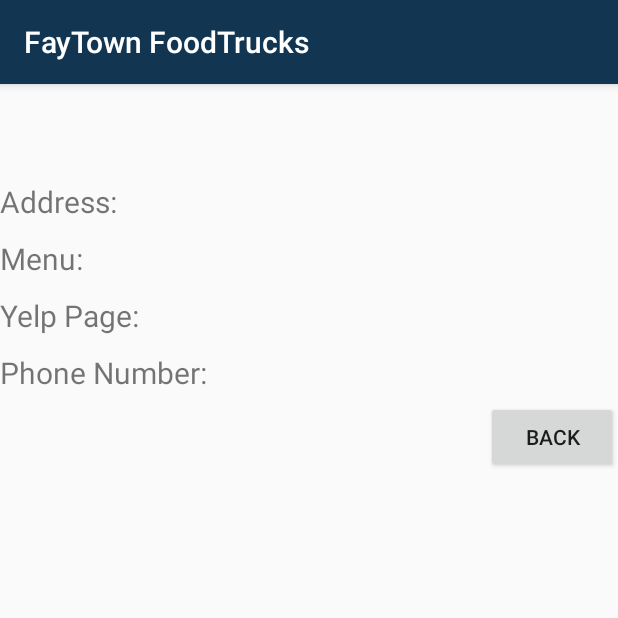
After one commit to dmherrin/FoodTruck, an Android app: the DisplayFoodTruckInfoActivity screen opened directly, with no data from a screen before it, on a phone screen of 412 x 824 dp, the top half of it. The commit adds this screen. Run offline under Robolectric (Android 15) with nearby library versions, the phone set to English and light mode, and no system bars.

Commit message:
added DisplayFoodTruckInfoActivity and added onto FoodTruck and MapsActivity

```diff
--- a/app/src/main/AndroidManifest.xml
+++ b/app/src/main/AndroidManifest.xml
@@ -37,6 +37,7 @@
                 <category android:name="android.intent.category.LAUNCHER" />
             </intent-filter>
         </activity>
+        <activity android:name=".DisplayFoodTruckInfoActivity"></activity>
     </application>
 
 </manifest>
--- /dev/null
+++ b/app/src/main/java/com/example/dmherrin/maptrial/DisplayFoodTruckInfoActivity.java
@@ -0,0 +1,27 @@
+package com.example.dmherrin.maptrial;
+
+import android.content.Intent;
+import android.support.v7.app.AppCompatActivity;
+import android.os.Bundle;
+import android.view.View;
+import android.widget.TextView;
+
+public class DisplayFoodTruckInfoActivity extends AppCompatActivity {
+
+    @Override
+    protected void onCreate(Bundle savedInstanceState) {
+        super.onCreate(savedInstanceState);
+        setContentView(R.layout.activity_display_food_truck_info);
+
+        Intent intent = getIntent();
+        String name = intent.getStringExtra("truckName");
+        String address = intent.getStringExtra("location");
+        TextView truckName = (TextView)findViewById(R.id.food_truck_name);
+        truckName.setText(name);
+        TextView truckAddress = (TextView)findViewById(R.id.address);
+        truckAddress.setText(address);
+    }
+    public void onBack(View v){
+        finish();
+    }
+}
--- a/app/src/main/java/com/example/dmherrin/maptrial/FoodTruck.java
+++ b/app/src/main/java/com/example/dmherrin/maptrial/FoodTruck.java
@@ -7,11 +7,19 @@ public class FoodTruck {
 
     private String truck;
     private String location;
+    private String yelpUrl;
+    private String phoneNumber;
+    private String menuUrl;
 
     public FoodTruck() {}
     public FoodTruck(String t, String l) {
         truck = t; location = l;
     }
+
+    public String getYelpUrl()  {return yelpUrl;}
+    public String getPhoneNumber()  {return phoneNumber;}
+
+    public String getMenuUrl() {return menuUrl;}
 
     public String getTruck()     {return truck;}
     public String getLocation() {return location;}
--- a/app/src/main/java/com/example/dmherrin/maptrial/MapsActivity.java
+++ b/app/src/main/java/com/example/dmherrin/maptrial/MapsActivity.java
@@ -1,22 +1,32 @@
 package com.example.dmherrin.maptrial;
 
 import android.content.Context;
+import android.content.Intent;
+import android.graphics.Color;
 import android.graphics.PorterDuff;
+import android.graphics.Typeface;
 import android.location.Address;
 import android.location.Geocoder;
 import android.os.Bundle;
 import android.os.Handler;
 import android.support.v4.app.FragmentActivity;
 import android.util.Log;
+import android.view.Gravity;
+import android.view.View;
 import android.widget.ArrayAdapter;
+import android.widget.LinearLayout;
 import android.widget.Spinner;
+import android.widget.TextView;
 
 import com.google.android.gms.maps.CameraUpdateFactory;
 import com.google.android.gms.maps.GoogleMap;
+import com.google.android.gms.maps.GoogleMap.OnInfoWindowClickListener;
+import com.google.android.gms.maps.GoogleMap.OnMarkerClickListener;
 import com.google.android.gms.maps.OnMapReadyCallback;
 import com.google.android.gms.maps.SupportMapFragment;
 import com.google.android.gms.maps.model.BitmapDescriptorFactory;
 import com.google.android.gms.maps.model.LatLng;
+import com.google.android.gms.maps.model.Marker;
 import com.google.android.gms.maps.model.MarkerOptions;
 
 import java.io.BufferedReader;
@@ -31,7 +41,7 @@ import java.util.ArrayList;
 import java.util.List;
 
 
-public class MapsActivity extends FragmentActivity implements OnMapReadyCallback {
+public class MapsActivity extends FragmentActivity implements OnMapReadyCallback,OnMarkerClickListener,OnInfoWindowClickListener {
 
     public static final String TAG = "foodtruck";
     public static final String PROFILE = "dmherrin";
@@ -105,6 +115,39 @@ public class MapsActivity extends FragmentActivity implements OnMapReadyCallback
         //makes the map start where it is zoomed in on Fayetteville city limits
         mMap.moveCamera(CameraUpdateFactory.newLatLngZoom(new LatLng(36.0764, -94.1608), 12.5f));
 
+//        //make custom InfoWindowAdapter to allow multiple
+//        mMap.setInfoWindowAdapter(new GoogleMap.InfoWindowAdapter() {
+//
+//            @Override
+//            public View getInfoWindow(Marker arg0) {
+//                return null;
+//            }
+//
+//            @Override
+//            public View getInfoContents(Marker marker) {
+//
+//                Context context = getApplicationContext();
+//
+//                LinearLayout info = new LinearLayout(context);
+//                info.setOrientation(LinearLayout.VERTICAL);
+//
+//                TextView title = new TextView(context);
+//                title.setTextColor(Color.BLACK);
+//                title.setGravity(Gravity.CENTER);
+//                title.setTypeface(null, Typeface.BOLD);
+//                title.setText(marker.getTitle());
+//
+//                TextView snippet = new TextView(context);
+//                snippet.setTextColor(Color.GRAY);
+//                snippet.setText(marker.getSnippet());
+//
+//                info.addView(title);
+//                info.addView(snippet);
+//
+//                return info;
+//            }
+//        });
+
         Runnable r = new Runnable() {
             @Override
             public void run() {
@@ -125,7 +168,9 @@ public class MapsActivity extends FragmentActivity implements OnMapReadyCallback
             String address = foodtruckArrayList.get(i).getLocation();
             String title1 = foodtruckArrayList.get(i).getTruck();
             LatLng location = getLocationFromAddress(this, address);
-            mMap.addMarker(new MarkerOptions().position(location).title(title1).icon(BitmapDescriptorFactory.fromResource(R.drawable.mk2pin48)));
+            mMap.addMarker(new MarkerOptions().position(location)
+                    .title(title1)
+                    .icon(BitmapDescriptorFactory.fromResource(R.drawable.mk2pin48)));
             Log.i(TAG, title1);
             Log.i(TAG, address);
 
@@ -236,4 +281,23 @@ public class MapsActivity extends FragmentActivity implements OnMapReadyCallback
 
         return p1;
     }
+
+    @Override
+    public boolean onMarkerClick(Marker marker) {
+        return false;
+    }
+
+    @Override
+    public void onInfoWindowClick(Marker marker) {
+        FoodTruck tempTruck = new FoodTruck();
+        Intent intent = new Intent(MapsActivity.this,DisplayFoodTruckInfoActivity.class);
+        for(int i = 0; i < foodtruckArrayList.size(); i++){
+            tempTruck = foodtruckArrayList.get(i);
+            if(tempTruck.getTruck().equals(marker.getTitle())){
+                intent.putExtra("truckName",tempTruck.getTruck());
+                intent.putExtra("location",tempTruck.getLocation());
+            }
+        }
+        startActivity(intent);
+    }
 }
--- /dev/null
+++ b/app/src/main/res/layout/activity_display_food_truck_info.xml
@@ -0,0 +1,92 @@
+<?xml version="1.0" encoding="utf-8"?>
+<LinearLayout xmlns:android="http://schemas.android.com/apk/res/android"
+    xmlns:tools="http://schemas.android.com/tools"
+    android:layout_width="match_parent"
+    android:layout_height="match_parent"
+    android:orientation="vertical"
+    >
+
+    <TextView
+        android:layout_width="wrap_content"
+        android:layout_height="wrap_content"
+        android:layout_gravity="center"
+        android:textSize="40sp"
+        android:id="@+id/food_truck_name"
+        android:paddingBottom="5dp"
+        />
+    <LinearLayout
+        android:layout_width="match_parent"
+        android:layout_height="wrap_content"
+        android:orientation="horizontal"
+        android:paddingBottom="5dp"
+        android:paddingTop="5dp"
+        >
+        <TextView
+            android:layout_width="wrap_content"
+            android:layout_height="wrap_content"
+            android:text="@string/truck_address"
+            android:textSize="20sp"/>
+        <TextView
+            android:layout_width="0dp"
+            android:layout_height="wrap_content"
+            android:id="@+id/address" />
+    </LinearLayout>
+    <LinearLayout
+        android:layout_width="match_parent"
+        android:layout_height="wrap_content"
+        android:orientation="horizontal"
+        android:paddingBottom="5dp"
+        android:paddingTop="5dp"
+        >
+        <TextView
+            android:layout_width="wrap_content"
+            android:layout_height="wrap_content"
+            android:text="@string/menu"
+            android:textSize="20sp"/>
+        <TextView
+            android:layout_width="0dp"
+            android:layout_height="wrap_content"
+            android:id="@+id/menu" />
+    </LinearLayout>
+    <LinearLayout
+        android:layout_width="match_parent"
+        android:layout_height="wrap_content"
+        android:orientation="horizontal"
+        android:paddingBottom="5dp"
+        android:paddingTop="5dp">
+
+        <TextView
+            android:layout_width="wrap_content"
+            android:layout_height="wrap_content"
+            android:text="@string/yelp_page"
+            android:textSize="20sp"/>
+        <TextView
+            android:layout_width="0dp"
+            android:layout_height="wrap_content"
+            android:id="@+id/yelp_page"
+            />
+    </LinearLayout>
+    <LinearLayout
+        android:layout_width="match_parent"
+        android:layout_height="wrap_content"
+        android:orientation="horizontal"
+        android:paddingBottom="5dp"
+        android:paddingTop="5dp">
+        <TextView
+            android:layout_width="wrap_content"
+            android:layout_height="wrap_content"
+            android:text="@string/phone_number"
+            android:textSize="20sp"/>
+        <TextView
+            android:layout_width="0dp"
+            android:layout_height="wrap_content"
+            android:id="@+id/phone_number" />
+    </LinearLayout>
+    <Button
+        android:layout_width="wrap_content"
+        android:layout_height="wrap_content"
+        android:layout_gravity="end"
+        android:text="@string/backButton"
+        android:onClick="onBack"
+        />
+</LinearLayout>
--- a/app/src/main/res/values/strings.xml
+++ b/app/src/main/res/values/strings.xml
@@ -2,4 +2,9 @@
     <string name="app_name">FayTown FoodTrucks</string>
     <string name="title_activity_maps">Map</string>
     <string name="foodtrucks_url">http://csce.uark.edu/~dmherrin/foodtrucklocation.txt</string>
+    <string name="backButton">Back</string>
+    <string name="menu">Menu:</string>
+    <string name="yelp_page">Yelp Page:</string>
+    <string name="phone_number">Phone Number:</string>
+    <string name="truck_address">Address:</string>
 </resources>
--- a/build.gradle
+++ b/build.gradle
@@ -5,7 +5,7 @@ buildscript {
         jcenter()
     }
     dependencies {
-        classpath 'com.android.tools.build:gradle:1.5.0'
+        classpath 'com.android.tools.build:gradle:2.0.0'
 
         // NOTE: Do not place your application dependencies here; they belong
         // in the individual module build.gradle files
```
Also changed, not shown: gradle/wrapper/gradle-wrapper.properties.
